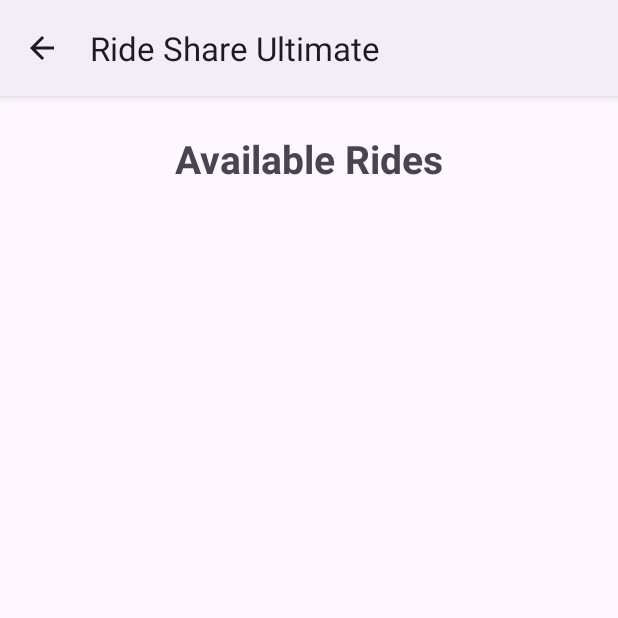
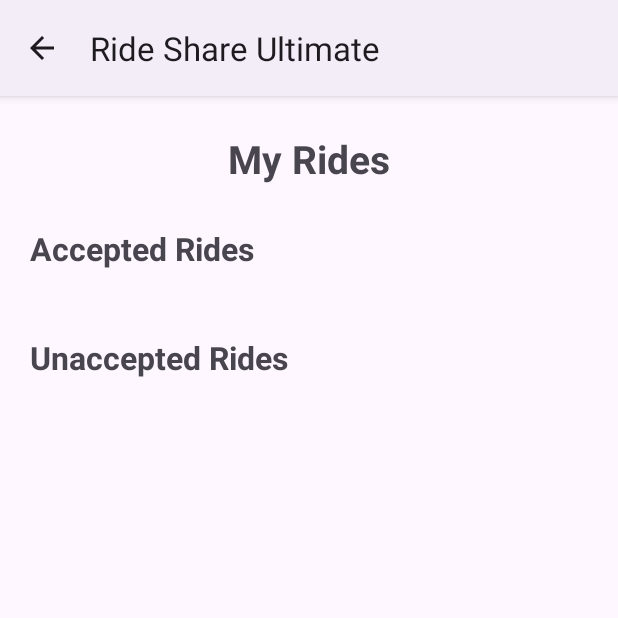
Before and after one commit to ethancampbell997/RideShareUltimate, an Android app: the ViewMyRidesActivity screen opened directly, with no data from a screen before it, on a phone screen of 412 x 824 dp, the top half of it. Run offline under Robolectric (Android 15) with nearby library versions, the phone set to English and light mode, and no system bars; our stand-ins replace Firebase (no records; nobody signed in at launch, a user with empty details on screens opened directly).

Commit message:
Separate accepted rides from unaccepted rides in ViewMyRides activity

```diff
--- a/app/src/main/java/edu/uga/cs/rideshareultimate/ViewMyRidesActivity.java
+++ b/app/src/main/java/edu/uga/cs/rideshareultimate/ViewMyRidesActivity.java
@@ -1,3 +1,4 @@
+
 package edu.uga.cs.rideshareultimate;
 
 import android.content.Intent;
@@ -6,12 +7,12 @@ import android.view.MenuItem;
 import android.widget.ArrayAdapter;
 import android.widget.ListView;
 import android.widget.Toast;
-import android.widget.TextView;
 
 import androidx.appcompat.app.ActionBar;
 import androidx.appcompat.app.AppCompatActivity;
 
 import com.google.firebase.auth.FirebaseAuth;
+import com.google.firebase.auth.FirebaseUser;
 import com.google.firebase.database.DataSnapshot;
 import com.google.firebase.database.DatabaseError;
 import com.google.firebase.database.DatabaseReference;
@@ -23,15 +24,19 @@ import java.util.ArrayList;
 import java.util.Date;
 import java.util.Locale;
 
-/**
- * view all rides that have been posted
- */
 public class ViewMyRidesActivity extends AppCompatActivity {
 
-    private ListView ridesListView;
-    private ArrayList<String> ridesList;
-    private ArrayList<String> rideIds;
-    private ArrayAdapter<String> ridesAdapter;
+    private ListView acceptedRidesListView;
+    private ListView unacceptedRidesListView;
+
+    private ArrayList<String> acceptedRidesList;
+    private ArrayList<String> unacceptedRidesList;
+
+    private ArrayList<String> acceptedRideIds;
+    private ArrayList<String> unacceptedRideIds;
+
+    private ArrayAdapter<String> acceptedRidesAdapter;
+    private ArrayAdapter<String> unacceptedRidesAdapter;
 
     private DatabaseReference ridesRef;
     private String currentUserId;
@@ -39,114 +44,241 @@ public class ViewMyRidesActivity extends AppCompatActivity {
     @Override
     protected void onCreate(Bundle savedInstanceState) {
         super.onCreate(savedInstanceState);
-        setContentView(R.layout.activity_view_rides);
+        setContentView(R.layout.activity_view_my_rides);
 
-        ridesListView = findViewById(R.id.ridesListView);
+        acceptedRidesListView =
+                findViewById(R.id.acceptedRidesListView);
+
+        unacceptedRidesListView =
+                findViewById(R.id.unacceptedRidesListView);
 
         ActionBar actionBar = getSupportActionBar();
+
         if (actionBar != null) {
             actionBar.setDisplayHomeAsUpEnabled(true);
         }
 
-        ridesList = new ArrayList<>();
-        rideIds = new ArrayList<>();
-        ridesAdapter = new ArrayAdapter<>(
+        FirebaseUser currentUser =
+                FirebaseAuth.getInstance().getCurrentUser();
+
+        if (currentUser == null) {
+            Toast.makeText(this,
+                    "You must be logged in.",
+                    Toast.LENGTH_SHORT).show();
+            finish();
+            return;
+        }
+
+        currentUserId = currentUser.getUid();
+
+        acceptedRidesList = new ArrayList<>();
+        unacceptedRidesList = new ArrayList<>();
+
+        acceptedRideIds = new ArrayList<>();
+        unacceptedRideIds = new ArrayList<>();
+
+        acceptedRidesAdapter = new ArrayAdapter<>(
                 this,
                 android.R.layout.simple_list_item_1,
-                ridesList
+                acceptedRidesList
         );
 
-        currentUserId = FirebaseAuth.getInstance()
-                .getCurrentUser()
-                .getUid();
+        unacceptedRidesAdapter = new ArrayAdapter<>(
+                this,
+                android.R.layout.simple_list_item_1,
+                unacceptedRidesList
+        );
 
-        ridesListView.setAdapter(ridesAdapter);
-        ridesListView.setOnItemClickListener((parent, view, position, id) -> {
+        acceptedRidesListView.setAdapter(acceptedRidesAdapter);
+        unacceptedRidesListView.setAdapter(unacceptedRidesAdapter);
 
-            String selectedRideId = rideIds.get(position);
+        acceptedRidesListView.setOnItemClickListener(
+                (parent, view, position, id) ->
+                        openRide(acceptedRideIds.get(position))
+        );
 
-            Intent intent = new Intent(
-                    ViewMyRidesActivity.this,
-                    ManageRideActivity.class
-            );
+        unacceptedRidesListView.setOnItemClickListener(
+                (parent, view, position, id) ->
+                        openRide(unacceptedRideIds.get(position))
+        );
 
-            intent.putExtra("rideId", selectedRideId);
+        ridesRef = FirebaseDatabase.getInstance()
+                .getReference("rides");
 
-            startActivity(intent);
-        });
-
-        ridesRef = FirebaseDatabase.getInstance().getReference("rides");
-
-        loadRides();
+        loadAcceptedRides();
+        loadUnacceptedRides();
     }
 
-    private void loadRides() {
-        //gets the rides ordered by the soonest pickupDateTime
+    /**
+     * Opens the selected ride.
+     */
+    private void openRide(String rideId) {
+
+        Intent intent = new Intent(
+                ViewMyRidesActivity.this,
+                ManageRideActivity.class
+        );
+
+        intent.putExtra("rideId", rideId);
+
+        startActivity(intent);
+    }
+
+    /**
+     * Loads rides where both the driver and rider have accepted.
+     */
+    private void loadAcceptedRides() {
+
         ridesRef.orderByChild("pickupDateTime")
                 .addValueEventListener(new ValueEventListener() {
+
                     @Override
                     public void onDataChange(DataSnapshot snapshot) {
-                        ridesList.clear();
-                        rideIds.clear();
-                        for (DataSnapshot rideSnapshot : snapshot.getChildren()) {
-                            Ride ride = rideSnapshot.getValue(Ride.class);
-                            //only displays if it's a ride offer, so no requests
-                            if (ride != null &&
-                                    (currentUserId.equals(ride.getDriverId()) ||
-                                            currentUserId.equals(ride.getRiderId()))) {
 
-                                String pickupDate = new SimpleDateFormat(
-                                        "MMM d, yyyy 'at' h:mm a",
-                                        Locale.getDefault()
-                                ).format(new Date(ride.getPickupDateTime()));
+                        acceptedRidesList.clear();
+                        acceptedRideIds.clear();
 
-                                String rideInfo =
-                                        "From: " + ride.getStartLocation() +
-                                                "\nTo: " + ride.getEndLocation() +
-                                                "\nDriver: " + ride.getDriverEmail() +
-                                                "\nPickup: " + pickupDate +
-                                                "\nAvailable Seats: " + ride.getAvailableSeats() +
-                                                "\nCost: " + ride.getCost() + " ride points" +
-                                                "\nDescription: " + ride.getDescription();
+                        for (DataSnapshot rideSnapshot :
+                                snapshot.getChildren()) {
 
-                                ridesList.add(rideInfo);
-                                rideIds.add(ride.getRideId());
+                            Ride ride =
+                                    rideSnapshot.getValue(Ride.class);
+
+                            if (ride == null) {
+                                continue;
+                            }
+
+                            boolean isCurrentUserInvolved =
+                                    currentUserId.equals(ride.getDriverId()) ||
+                                            currentUserId.equals(ride.getRiderId());
+
+                            boolean hasDriver =
+                                    ride.getDriverId() != null &&
+                                            !ride.getDriverId().isEmpty();
+
+                            boolean hasRider =
+                                    ride.getRiderId() != null &&
+                                            !ride.getRiderId().isEmpty();
+
+                            if (isCurrentUserInvolved &&
+                                    hasDriver && hasRider) {
+
+                                acceptedRidesList.add(
+                                        formatRideInfo(ride)
+                                );
+
+                                acceptedRideIds.add(ride.getRideId());
                             }
                         }
 
-                        ridesAdapter.notifyDataSetChanged();
+                        acceptedRidesAdapter.notifyDataSetChanged();
+                    }
 
-                        if (ridesList.isEmpty()) {
-                            Toast.makeText(
-                                    ViewMyRidesActivity.this,
-                                    "No one has posted a ride yet!.",
-                                    Toast.LENGTH_SHORT
-                            ).show();
-                        }
-                    }
                     @Override
                     public void onCancelled(DatabaseError error) {
 
                         Toast.makeText(
                                 ViewMyRidesActivity.this,
-                                "Error: " + error.getMessage(),
+                                "Error loading accepted rides: " +
+                                        error.getMessage(),
                                 Toast.LENGTH_LONG
                         ).show();
                     }
                 });
     }
+
+    /**
+     * Loads rides where the current user is involved,
+     * but either the driver or rider has not accepted yet.
+     */
+    private void loadUnacceptedRides() {
+
+        ridesRef.orderByChild("pickupDateTime")
+                .addValueEventListener(new ValueEventListener() {
+
+                    @Override
+                    public void onDataChange(DataSnapshot snapshot) {
+
+                        unacceptedRidesList.clear();
+                        unacceptedRideIds.clear();
+
+                        for (DataSnapshot rideSnapshot :
+                                snapshot.getChildren()) {
+
+                            Ride ride =
+                                    rideSnapshot.getValue(Ride.class);
+
+                            if (ride == null) {
+                                continue;
+                            }
+
+                            boolean isCurrentUserInvolved =
+                                    currentUserId.equals(ride.getDriverId()) ||
+                                            currentUserId.equals(ride.getRiderId());
+
+                            boolean hasDriver =
+                                    ride.getDriverId() != null &&
+                                            !ride.getDriverId().isEmpty();
+
+                            boolean hasRider =
+                                    ride.getRiderId() != null &&
+                                            !ride.getRiderId().isEmpty();
+
+                            if (isCurrentUserInvolved &&
+                                    (!hasDriver || !hasRider)) {
+
+                                unacceptedRidesList.add(
+                                        formatRideInfo(ride)
+                                );
+
+                                unacceptedRideIds.add(ride.getRideId());
+                            }
+                        }
+
+                        unacceptedRidesAdapter.notifyDataSetChanged();
+                    }
+
+                    @Override
+                    public void onCancelled(DatabaseError error) {
+
+                        Toast.makeText(
+                                ViewMyRidesActivity.this,
+                                "Error loading unaccepted rides: " +
+                                        error.getMessage(),
+                                Toast.LENGTH_LONG
+                        ).show();
+                    }
+                });
+    }
+
+    /**
+     * Formats ride information for display in either list.
+     */
+    private String formatRideInfo(Ride ride) {
+
+        String pickupDate = new SimpleDateFormat(
+                "MMM d, yyyy 'at' h:mm a",
+                Locale.getDefault()
+        ).format(new Date(ride.getPickupDateTime()));
+
+        return "From: " + ride.getStartLocation() +
+                "\nTo: " + ride.getEndLocation() +
+                "\nDriver: " + ride.getDriverEmail() +
+                "\nRider: " + ride.getRiderEmail() +
+                "\nPickup: " + pickupDate +
+                "\nAvailable Seats: " + ride.getAvailableSeats() +
+                "\nCost: " + ride.getCost() + " ride points" +
+                "\nDescription: " + ride.getDescription();
+    }
+
     @Override
     public boolean onOptionsItemSelected(MenuItem item) {
-        // Implement Back button listener method.
-        // This method may be used for other actions from the ActionBar menu, if provided in the layout.
-        int id = item.getItemId();
 
-        // android.R.id.home is the built-in designation of the back button widget.
-        if( id == android.R.id.home ) {
+        if (item.getItemId() == android.R.id.home) {
             getOnBackPressedDispatcher().onBackPressed();
             return true;
         }
 
-        return super.onOptionsItemSelected( item );
+        return super.onOptionsItemSelected(item);
     }
 }
--- a/app/src/main/res/layout/activity_view_my_rides.xml
+++ b/app/src/main/res/layout/activity_view_my_rides.xml
@@ -1,43 +1,68 @@
 <?xml version="1.0" encoding="utf-8"?>
-<androidx.constraintlayout.widget.ConstraintLayout
-    xmlns:android="http://schemas.android.com/apk/res/android"
+<ScrollView xmlns:android="http://schemas.android.com/apk/res/android"
     xmlns:app="http://schemas.android.com/apk/res-auto"
     android:layout_width="match_parent"
-    android:layout_height="match_parent">
+    android:layout_height="match_parent"
+    android:fillViewport="true">
+
+    <LinearLayout
+        android:layout_width="match_parent"
+        android:layout_height="wrap_content"
+        android:orientation="vertical"
+        android:padding="12dp">
 
         <TextView
             android:id="@+id/tvRidesTitle"
-        android:layout_width="wrap_content"
+            android:layout_width="match_parent"
             android:layout_height="wrap_content"
-        android:text="Available Rides"
+            android:text="My Rides"
             android:textSize="26sp"
             android:textStyle="bold"
-        android:layout_marginTop="24dp"
-        app:layout_constraintTop_toTopOf="parent"
-        app:layout_constraintStart_toStartOf="parent"
-        app:layout_constraintEnd_toEndOf="parent" />
+            android:gravity="center"
+            android:layout_marginTop="12dp"
+            android:layout_marginBottom="20dp" />
+
+        <!-- Accepted Rides Section -->
+
+        <TextView
+            android:id="@+id/tvAcceptedRidesTitle"
+            android:layout_width="match_parent"
+            android:layout_height="wrap_content"
+            android:text="Accepted Rides"
+            android:textSize="21sp"
+            android:textStyle="bold"
+            android:padding="8dp" />
 
         <ListView
-        android:id="@+id/ridesListView"
-        android:layout_width="0dp"
-        android:layout_height="0dp"
+            android:id="@+id/acceptedRidesListView"
+            android:layout_width="match_parent"
+            android:layout_height="wrap_content"
             android:dividerHeight="12dp"
-        android:padding="12dp"
-        app:layout_constraintTop_toBottomOf="@id/tvRidesTitle"
-        app:layout_constraintBottom_toBottomOf="parent"
-        app:layout_constraintStart_toStartOf="parent"
-        app:layout_constraintEnd_toEndOf="parent" />
+            android:nestedScrollingEnabled="false"
+            android:scrollbars="none"
+            android:padding="4dp" />
+
+        <!-- Unaccepted Rides Section -->
 
         <TextView
-        android:id="@+id/tvEmptyRides"
-        android:layout_width="wrap_content"
+            android:id="@+id/tvUnacceptedRidesTitle"
+            android:layout_width="match_parent"
             android:layout_height="wrap_content"
-        android:text="No rides are currently available."
-        android:textSize="18sp"
-        android:visibility="gone"
-        app:layout_constraintTop_toBottomOf="@id/tvRidesTitle"
-        app:layout_constraintBottom_toBottomOf="parent"
-        app:layout_constraintStart_toStartOf="parent"
-        app:layout_constraintEnd_toEndOf="parent" />
+            android:text="Unaccepted Rides"
+            android:textSize="21sp"
+            android:textStyle="bold"
+            android:padding="8dp"
+            android:layout_marginTop="20dp" />
 
-</androidx.constraintlayout.widget.ConstraintLayout>
+        <ListView
+            android:id="@+id/unacceptedRidesListView"
+            android:layout_width="match_parent"
+            android:layout_height="wrap_content"
+            android:dividerHeight="12dp"
+            android:nestedScrollingEnabled="false"
+            android:scrollbars="none"
+            android:padding="4dp" />
+
+    </LinearLayout>
+
+</ScrollView>
```
Also changed, not shown: app/src/main/res/layout/activity_main.xml (+8 -8 lines). Lines whose indentation alone changed are shown as unchanged.
